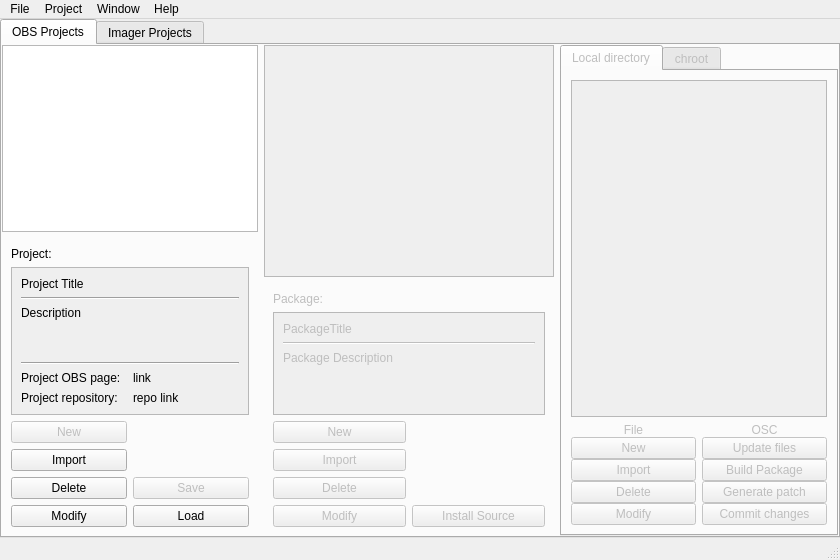
Qt form src/ObsLightGui/ui/obsLightMain.ui (ronan22/obs-light) before a commit.
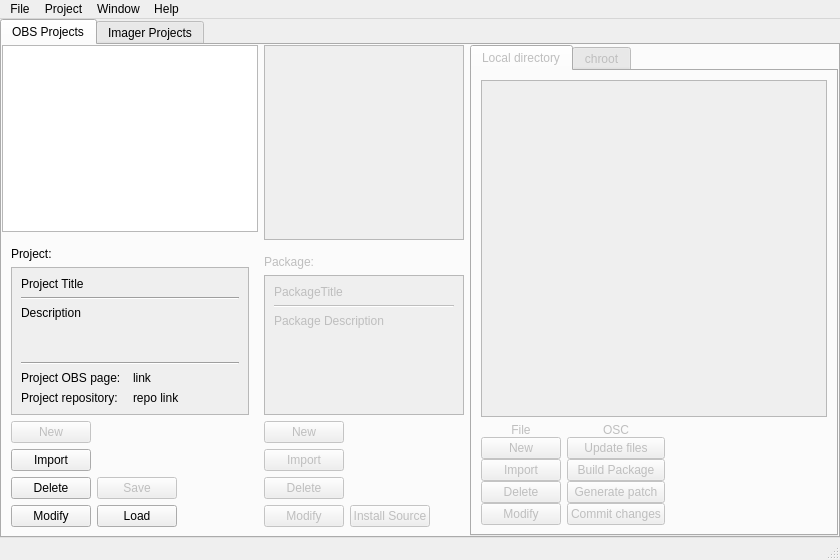
The same form after that commit. The open tabs and pages were chosen to show the change.

Commit message: - modified obsLightMain.ui so that buttons have nearly the same width   and the two leftmost lists have the same height

Diff of the .ui file:
```diff
--- a/src/ObsLightGui/ui/obsLightMain.ui
+++ b/src/ObsLightGui/ui/obsLightMain.ui
@@ -60,7 +60,7 @@
         </property>
         <item>
          <widget class="QWidget" name="directoryWidget" native="true">
-          <layout class="QHBoxLayout" name="horizontalLayout_2" stretch="0,1,0">
+          <layout class="QHBoxLayout" name="horizontalLayout_2" stretch="0,1,2">
            <property name="margin">
             <number>0</number>
            </property>
@@ -76,14 +76,14 @@
               <item>
                <widget class="QListWidget" name="obsProjectsListWidget">
                 <property name="sizePolicy">
-                 <sizepolicy hsizetype="Expanding" vsizetype="MinimumExpanding">
+                 <sizepolicy hsizetype="MinimumExpanding" vsizetype="MinimumExpanding">
                   <horstretch>0</horstretch>
                   <verstretch>0</verstretch>
                  </sizepolicy>
                 </property>
                 <property name="minimumSize">
                  <size>
-                  <width>0</width>
+                  <width>200</width>
                   <height>80</height>
                  </size>
                 </property>
@@ -131,15 +131,21 @@
                    </property>
                   </widget>
                  </item>
-                 <item row="2" column="1">
+                 <item row="2" column="1" colspan="2">
                   <widget class="QLabel" name="projectLabelValue">
                    <property name="text">
                     <string/>
                    </property>
                   </widget>
                  </item>
-                 <item row="3" column="0" colspan="2">
+                 <item row="3" column="0" colspan="3">
                   <widget class="QScrollArea" name="scrollArea">
+                   <property name="minimumSize">
+                    <size>
+                     <width>0</width>
+                     <height>140</height>
+                    </size>
+                   </property>
                    <property name="autoFillBackground">
                     <bool>true</bool>
                    </property>
@@ -252,6 +258,12 @@
                    <property name="enabled">
                     <bool>false</bool>
                    </property>
+                   <property name="minimumSize">
+                    <size>
+                     <width>80</width>
+                     <height>0</height>
+                    </size>
+                   </property>
                    <property name="toolTip">
                     <string>Create a new project.</string>
                    </property>
@@ -291,6 +303,12 @@
                    <property name="enabled">
                     <bool>false</bool>
                    </property>
+                   <property name="minimumSize">
+                    <size>
+                     <width>80</width>
+                     <height>0</height>
+                    </size>
+                   </property>
                    <property name="toolTip">
                     <string>Save the current project to a file.</string>
                    </property>
@@ -299,6 +317,19 @@
                    </property>
                   </widget>
                  </item>
+                 <item row="6" column="2">
+                  <spacer name="horizontalSpacer_3">
+                   <property name="orientation">
+                    <enum>Qt::Horizontal</enum>
+                   </property>
+                   <property name="sizeHint" stdset="0">
+                    <size>
+                     <width>40</width>
+                     <height>20</height>
+                    </size>
+                   </property>
+                  </spacer>
+                 </item>
                 </layout>
                </widget>
               </item>
@@ -317,14 +348,14 @@
               <item>
                <widget class="QTableView" name="packageTableView">
                 <property name="sizePolicy">
-                 <sizepolicy hsizetype="Expanding" vsizetype="MinimumExpanding">
+                 <sizepolicy hsizetype="MinimumExpanding" vsizetype="MinimumExpanding">
                   <horstretch>0</horstretch>
                   <verstretch>0</verstretch>
                  </sizepolicy>
                 </property>
                 <property name="minimumSize">
                  <size>
-                  <width>0</width>
+                  <width>200</width>
                   <height>80</height>
                  </size>
                 </property>
@@ -336,7 +367,13 @@
               <item>
                <widget class="QWidget" name="packageWidget" native="true">
                 <layout class="QGridLayout" name="gridLayout_10">
-                 <item row="1" column="1">
+                 <property name="leftMargin">
+                  <number>0</number>
+                 </property>
+                 <property name="rightMargin">
+                  <number>0</number>
+                 </property>
+                 <item row="1" column="1" colspan="2">
                   <widget class="QLabel" name="packageNameLabelValue">
                    <property name="text">
                     <string/>
@@ -370,8 +407,14 @@
                    </property>
                   </widget>
                  </item>
-                 <item row="3" column="0" colspan="2">
+                 <item row="3" column="0" colspan="3">
                   <widget class="QScrollArea" name="scrollArea_2">
+                   <property name="minimumSize">
+                    <size>
+                     <width>0</width>
+                     <height>140</height>
+                    </size>
+                   </property>
                    <property name="autoFillBackground">
                     <bool>true</bool>
                    </property>
@@ -383,8 +426,8 @@
                      <rect>
                       <x>0</x>
                       <y>0</y>
-                      <width>286</width>
-                      <height>104</height>
+                      <width>194</width>
+                      <height>134</height>
                      </rect>
                     </property>
                     <layout class="QVBoxLayout" name="verticalLayout_3">
@@ -437,6 +480,12 @@
                    <property name="enabled">
                     <bool>false</bool>
                    </property>
+                   <property name="minimumSize">
+                    <size>
+                     <width>80</width>
+                     <height>0</height>
+                    </size>
+                   </property>
                    <property name="text">
                     <string>New</string>
                    </property>
@@ -457,6 +506,18 @@
                    <property name="enabled">
                     <bool>false</bool>
                    </property>
+                   <property name="sizePolicy">
+                    <sizepolicy hsizetype="Preferred" vsizetype="Fixed">
+                     <horstretch>0</horstretch>
+                     <verstretch>0</verstretch>
+                    </sizepolicy>
+                   </property>
+                   <property name="minimumSize">
+                    <size>
+                     <width>80</width>
+                     <height>0</height>
+                    </size>
+                   </property>
                    <property name="toolTip">
                     <string>Install the source of the selected package into the chroot.</string>
                    </property>
@@ -465,6 +526,19 @@
                    </property>
                   </widget>
                  </item>
+                 <item row="10" column="2">
+                  <spacer name="horizontalSpacer">
+                   <property name="orientation">
+                    <enum>Qt::Horizontal</enum>
+                   </property>
+                   <property name="sizeHint" stdset="0">
+                    <size>
+                     <width>40</width>
+                     <height>20</height>
+                    </size>
+                   </property>
+                  </spacer>
+                 </item>
                 </layout>
                </widget>
               </item>
@@ -477,7 +551,7 @@
               <bool>false</bool>
              </property>
              <property name="currentIndex">
-              <number>1</number>
+              <number>0</number>
              </property>
              <widget class="QWidget" name="localDirectoryTab">
               <attribute name="title">
@@ -531,6 +605,12 @@
                     <property name="enabled">
                      <bool>false</bool>
                     </property>
+                    <property name="minimumSize">
+                     <size>
+                      <width>80</width>
+                      <height>0</height>
+                     </size>
+                    </property>
                     <property name="text">
                      <string>New</string>
                     </property>
@@ -561,6 +641,12 @@
                     <property name="enabled">
                      <bool>false</bool>
                     </property>
+                    <property name="minimumSize">
+                     <size>
+                      <width>80</width>
+                      <height>0</height>
+                     </size>
+                    </property>
                     <property name="text">
                      <string>Update files</string>
                     </property>
@@ -596,6 +682,19 @@
                     </property>
                    </widget>
                   </item>
+                  <item row="9" column="3">
+                   <spacer name="horizontalSpacer_2">
+                    <property name="orientation">
+                     <enum>Qt::Horizontal</enum>
+                    </property>
+                    <property name="sizeHint" stdset="0">
+                     <size>
+                      <width>40</width>
+                      <height>20</height>
+                     </size>
+                    </property>
+                   </spacer>
+                  </item>
                  </layout>
                 </widget>
                </item>
```
